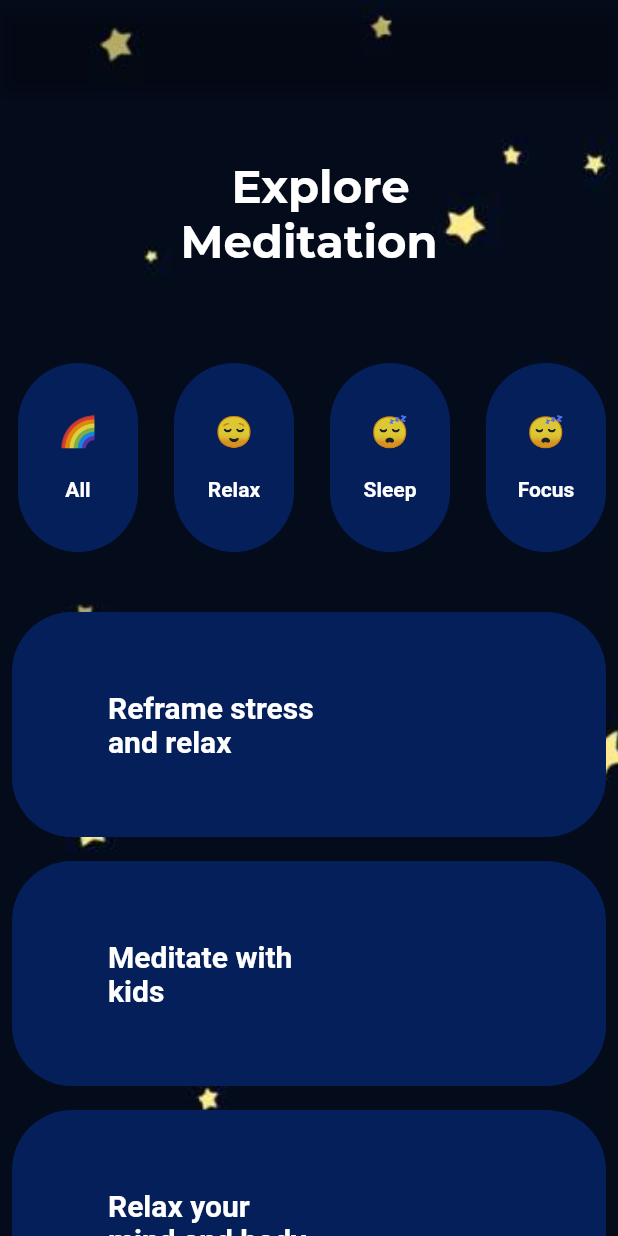
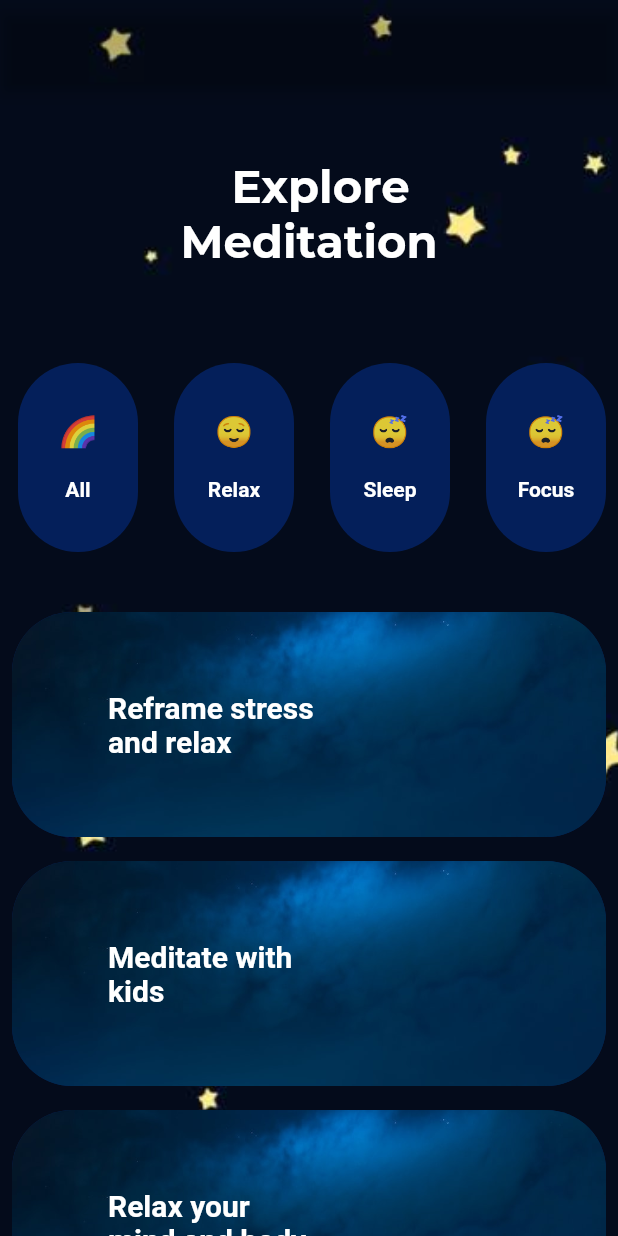
Before and after one commit to Farhan-Ali2002/Meditation_App_UI_Flutter, a Flutter app: the screen it shows after launch, on a phone screen of 412 x 824 dp. Run offline on Flutter 3.47's test engine with Material 2 defaults, Android fonts, the phone set to English and light mode, and no system bars; project files that could hold a hidden picture were left out.

Commit message:
added background image to the rectangles

```diff
--- a/lib/widgets/rects.dart
+++ b/lib/widgets/rects.dart
@@ -14,6 +14,8 @@ class MyRects extends StatelessWidget {
           decoration: BoxDecoration(
             borderRadius: BorderRadius.circular(40),
             color: const Color.fromARGB(255, 4, 31, 90),
+            image: const DecorationImage(
+                image: AssetImage("assets/night.jpg"), fit: BoxFit.cover),
           ),
           child: SizedBox(
             width: 140,
```
